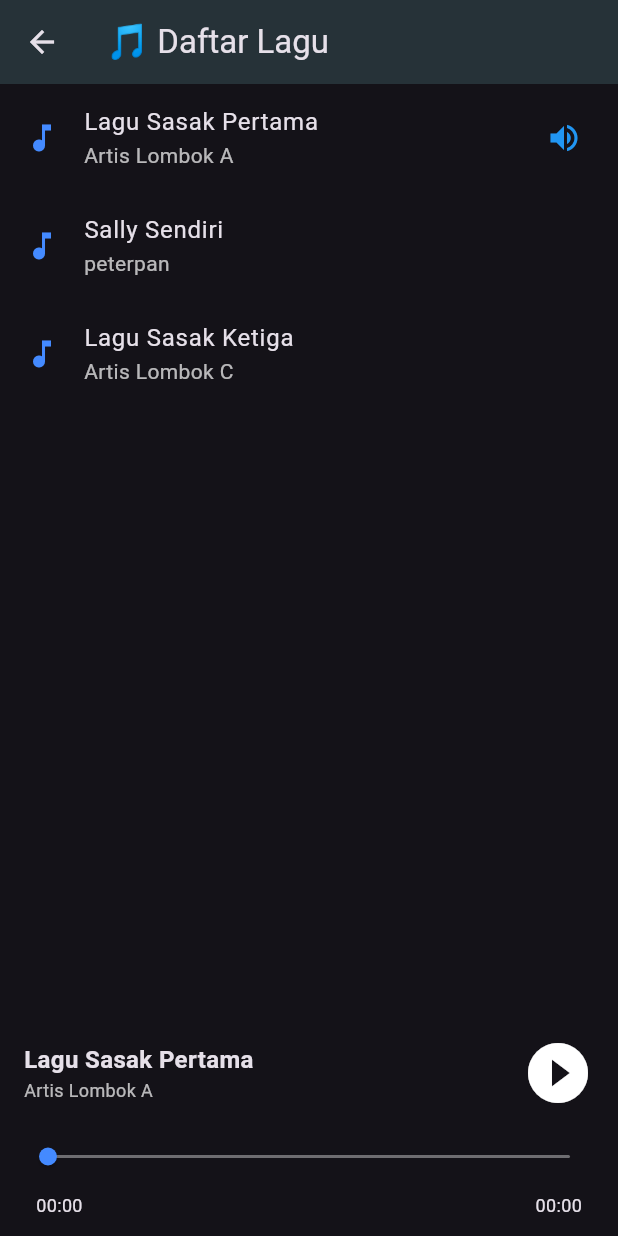
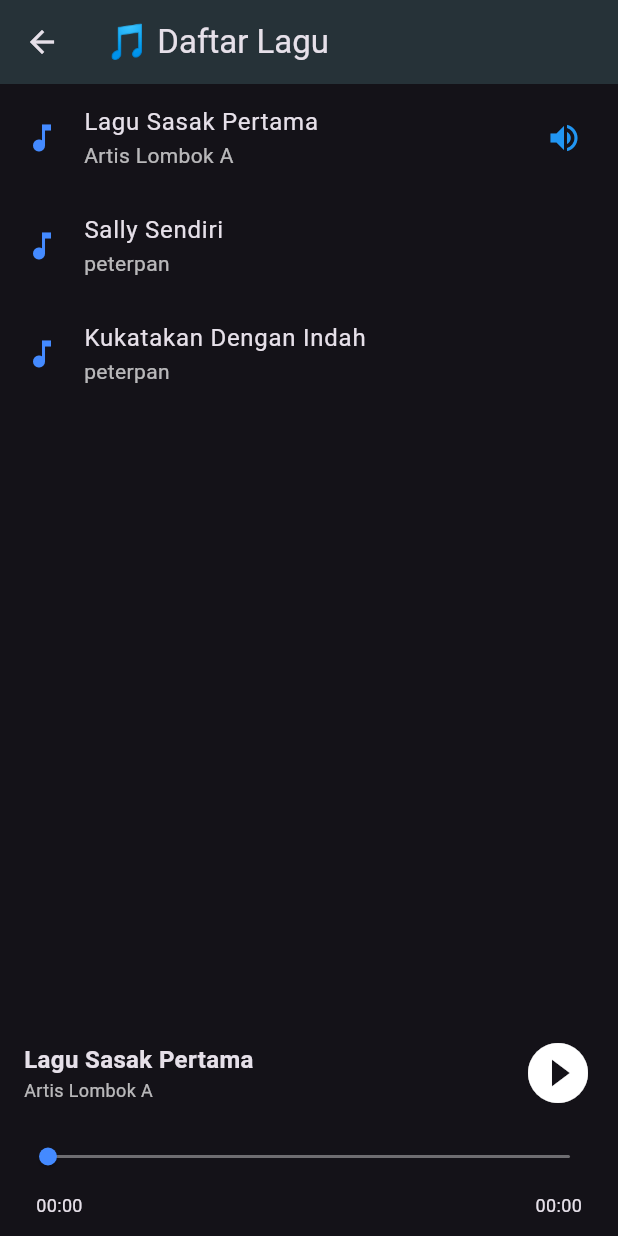
Before and after one commit to ojgrup/ojgrup-musik, a Flutter app: the MusicPlayerScreen screen opened directly, on a phone screen of 412 x 824 dp. Run offline on Flutter 3.47's test engine with Material 3 defaults, Android fonts, the phone set to English and light mode, and no system bars; our stand-ins replace audio_service, just_audio, rxdart.

Commit message:
Update main.dart

```diff
--- a/lib/main.dart
+++ b/lib/main.dart
@@ -55,9 +55,9 @@ final List<AssetSong> assetSongs = [
     assetPath: "assets/audio/Peterpan_Sally_Sendiri.mp3",
   ),
   AssetSong(
-    title: "Lagu Sasak Ketiga",
-    artist: "Artis Lombok C",
-    assetPath: "assets/audio/lagu_sasak_3.mp3",
+    title: "Kukatakan Dengan Indah",
+    artist: "peterpan",
+    assetPath: "assets/audio/Peterpan_Kukatakan_Dengan_Indah.mp3",
   ),
 ];
 
```
